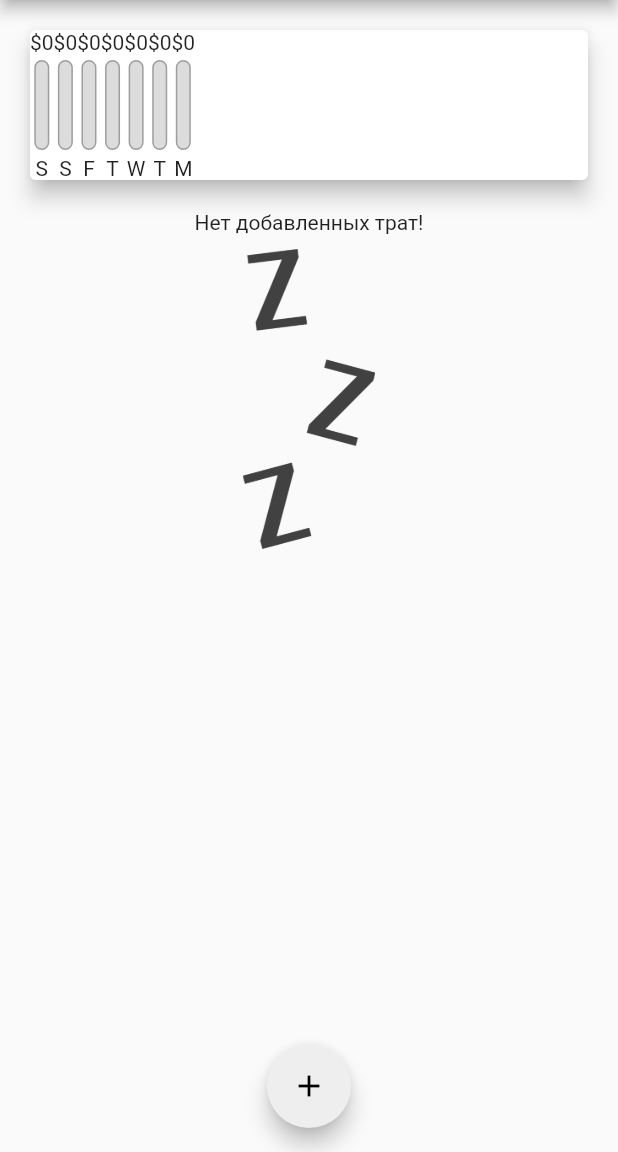
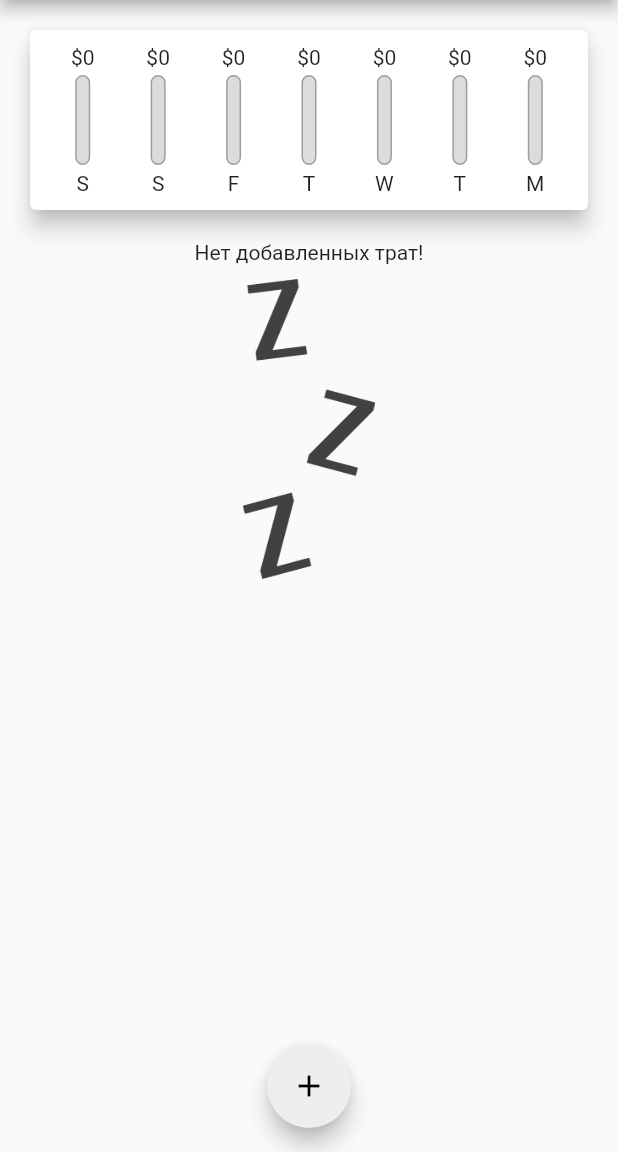
Before and after one commit to VladKodletov/my_expenses, a Flutter app: the screen it shows after launch, on a phone screen of 412 x 824 dp, the part 84-1236 px from its top. Run offline on Flutter 3.47's test engine with Material 2 defaults, Android fonts, the phone set to English and light mode, and no system bars.

Commit message:
finish chart

```diff
--- a/lib/widgets/chart.dart
+++ b/lib/widgets/chart.dart
@@ -45,14 +45,23 @@ class Chart extends StatelessWidget {
     return Card(
       elevation: 6,
       margin: EdgeInsets.all(20),
+      child: Padding(
+        padding: EdgeInsets.all(10),
         child: Row(
+          mainAxisAlignment: MainAxisAlignment.spaceAround,
           children: groupedTransactionValues.map((data) {
-          return ChartBar(
+            return Flexible(
+              fit: FlexFit.tight,
+              child: ChartBar(
                 (data['day'] as String),
                 (data['amount'] as double),
-            totalSpending == 0 ? 0 : (data['amount'] as double) / totalSpending,
+                totalSpending == 0
+                    ? 0
+                    : (data['amount'] as double) / totalSpending,
+              ),
             );
           }).toList(),
+        ),
       ),
     );
   }
--- a/lib/widgets/chart_bar.dart
+++ b/lib/widgets/chart_bar.dart
@@ -13,9 +13,10 @@ class ChartBar extends StatelessWidget {
   @override
   Widget build(BuildContext context) {
     return Column(
-
       children: [
-        Text('\$${spendingAmount.toStringAsFixed(0)}'),
+        FittedBox(
+          child: Text('\$${spendingAmount.toStringAsFixed(0)}'),
+        ),
         SizedBox(
           height: 4,
         ),
```
Lines whose indentation alone changed are shown as unchanged.
